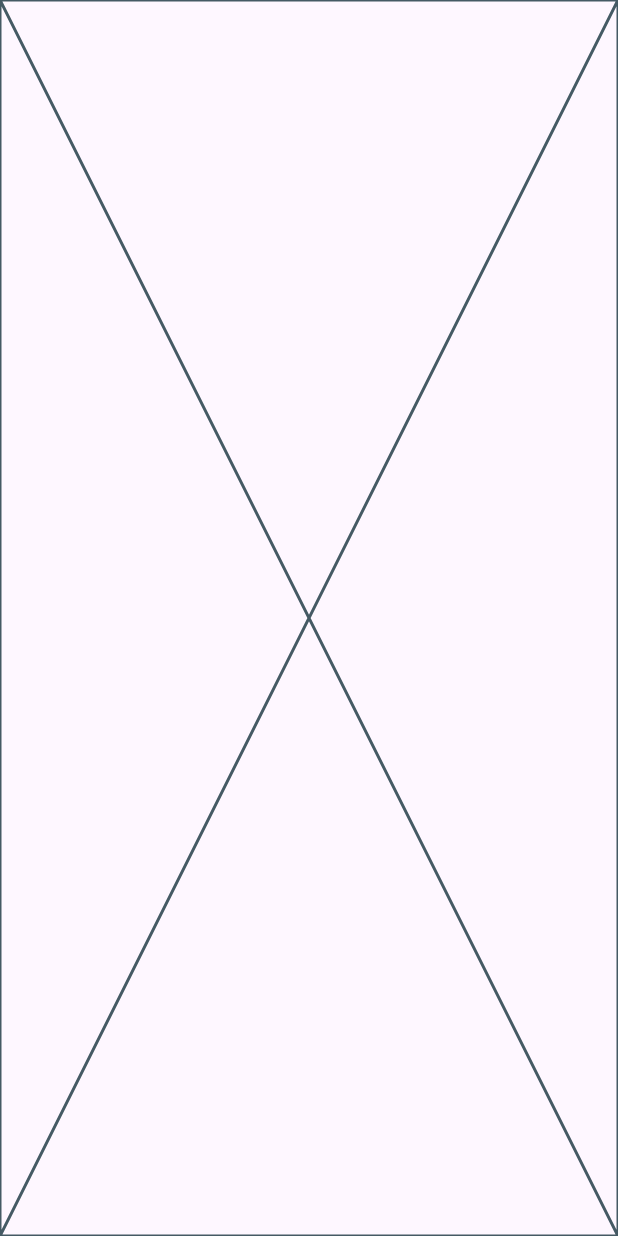
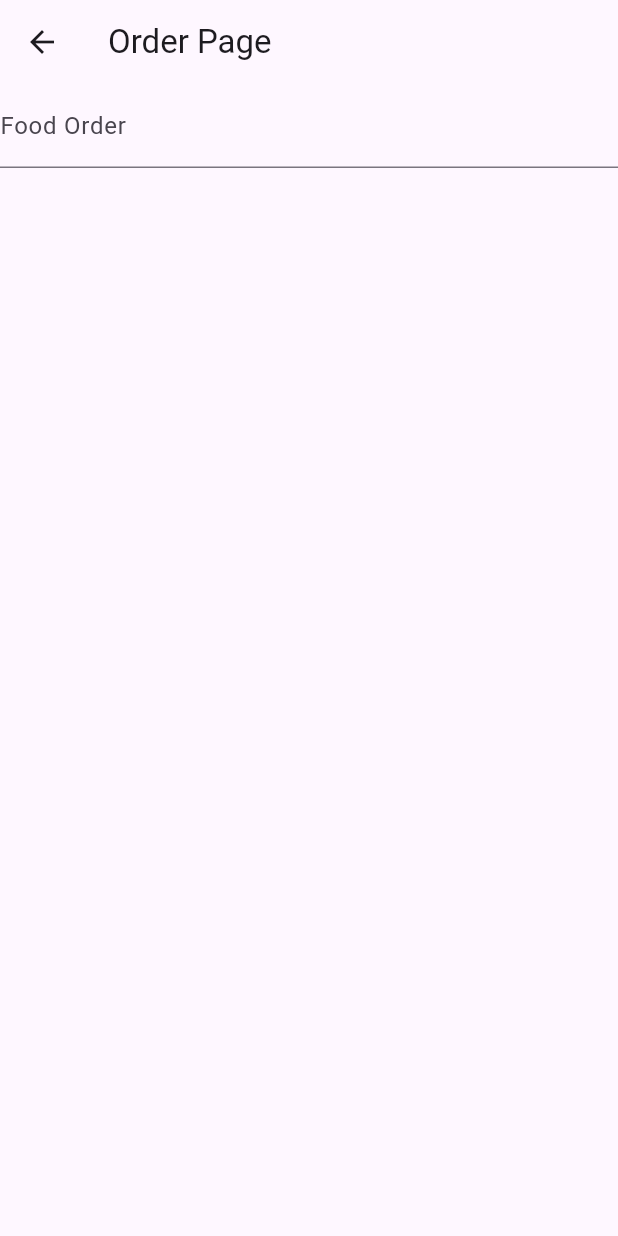
Before and after one commit to Jantopthegreat/20220140068_Act4, a Flutter app: the OrderPage screen opened directly, on a phone screen of 412 x 824 dp. Run offline on Flutter 3.47's test engine with Material 3 defaults, Android fonts, the phone set to English and light mode, and no system bars.

Commit message:
membuat text form untuk makanan

```diff
--- a/lib/presentation/order_page.dart
+++ b/lib/presentation/order_page.dart
@@ -27,6 +27,26 @@ class _OrderPageState extends State<OrderPage> {
 
   @override
   Widget build(BuildContext context) {
-    return const Placeholder();
+    final _formKey = GlobalKey<FormState>();
+    return Scaffold(
+      appBar: AppBar(title: Text('Order Page')),
+      body: Form(
+        key: _formKey,
+        child: Column(
+          children: [
+            TextFormField(
+              controller: makananController,
+              decoration: const InputDecoration(labelText: 'Food Order'),
+              validator: (value) {
+                if (value == null || value.isEmpty) {
+                  return 'Please enter your food order';
+                }
+                return null;
+              },
+            )
+          ]
+        )
+      )
+    );
   }
 }
```
